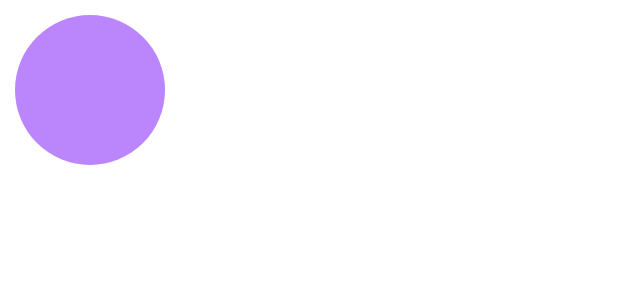
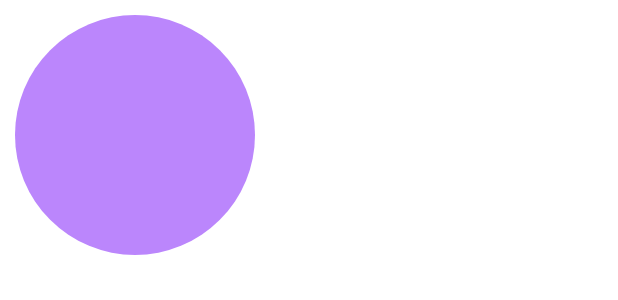
Before and after one commit to Vaibhavi-Apps/TodoApp, an Android app: the layout create_task_list.xml on its own in the app's theme, with its tools: preview values and no code run, on a phone screen of 412 x 824 dp. Shown: the top 300 px of the screen. Run offline under Robolectric (Android 15) with nearby library versions, the light colour scheme and no system bars.

Commit message:
git commit --amend

```diff
--- a/app/src/main/AndroidManifest.xml
+++ b/app/src/main/AndroidManifest.xml
@@ -5,9 +5,9 @@
     <application
         android:allowBackup="true"
         android:fullBackupContent="true"
-        android:icon="@mipmap/ic_launcher"
+        android:icon="@mipmap/app_logo"
         android:label="@string/app_name"
-        android:roundIcon="@mipmap/ic_launcher_round"
+        android:roundIcon="@mipmap/app_logo_round"
         android:supportsRtl="true"
         android:theme="@style/Theme.Reminder">
         <activity
--- a/app/src/main/res/layout/activity_main.xml
+++ b/app/src/main/res/layout/activity_main.xml
@@ -20,7 +20,7 @@
             android:id="@+id/textView"
             android:layout_width="wrap_content"
             android:layout_height="wrap_content"
-            android:text="Scheduler"
+            android:text="Todo"
             android:textColor="@color/purple_700"
             android:textSize="25sp"
             android:textStyle="bold"
@@ -35,7 +35,7 @@
             android:id="@+id/textview_main"
             android:layout_width="361dp"
             android:layout_height="269dp"
-            android:src="@drawable/image_schedule"
+            android:src="@drawable/images"
             app:layout_constraintBottom_toTopOf="@+id/guideline2"
             app:layout_constraintLeft_toLeftOf="parent"
             app:layout_constraintRight_toRightOf="parent"
--- a/app/src/main/res/layout/create_task_list.xml
+++ b/app/src/main/res/layout/create_task_list.xml
@@ -12,8 +12,8 @@
 
     <androidx.constraintlayout.widget.ConstraintLayout
         android:id="@+id/layout_constraint"
-        android:layout_width="100dp"
-        android:layout_height="100dp"
+        android:layout_width="160dp"
+        android:layout_height="160dp"
         android:layout_margin="10dp"
         android:background="@drawable/task_background">
 
@@ -26,7 +26,8 @@
             android:src="@drawable/ic_baseline_check_24"
             app:layout_constraintBottom_toTopOf="@+id/guideline5"
             app:layout_constraintEnd_toEndOf="parent"
-            app:layout_constraintTop_toTopOf="@+id/guideline6" />
+            app:layout_constraintTop_toTopOf="@+id/guideline6"
+            android:contentDescription="@string/image_view" />
 
         <TextView
             android:id="@+id/textView2"
@@ -35,7 +36,7 @@
             android:padding="20dp"
             android:text="@{taskModel.taskName}"
             android:textColor="@color/white"
-            android:textSize="20dp"
+            android:textSize="20sp"
             android:maxLines="1"
             app:layout_constraintBottom_toTopOf="@+id/guideline5"
             app:layout_constraintEnd_toEndOf="parent"
```
Also changed, not shown: app/src/main/java/com/vppanchaofficial/reminder/CreateActivity.kt (+13 -4 lines), app/src/main/java/com/vppanchaofficial/reminder/HomeActivity.kt (+4 -4 lines), app/src/main/java/com/vppanchaofficial/reminder/myTaskListAdapter.kt (+9 -19 lines), app/src/main/res/layout/activity_create.xml (+12 -7 lines), app/src/main/res/values/strings.xml (+6 -1 lines).
